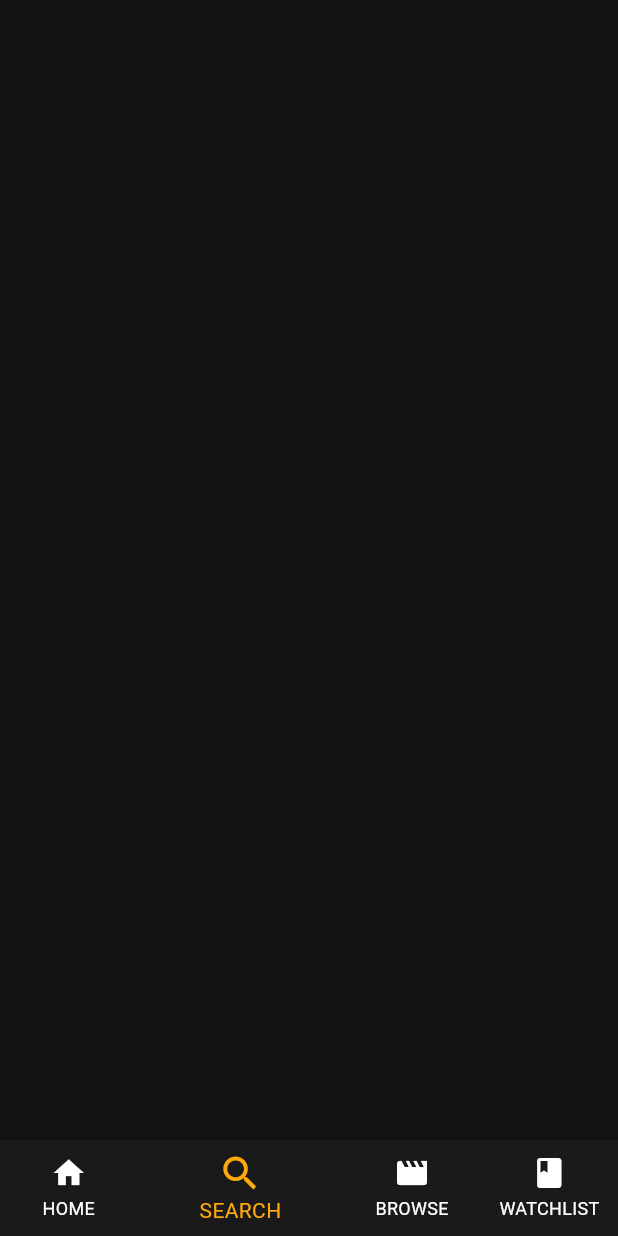
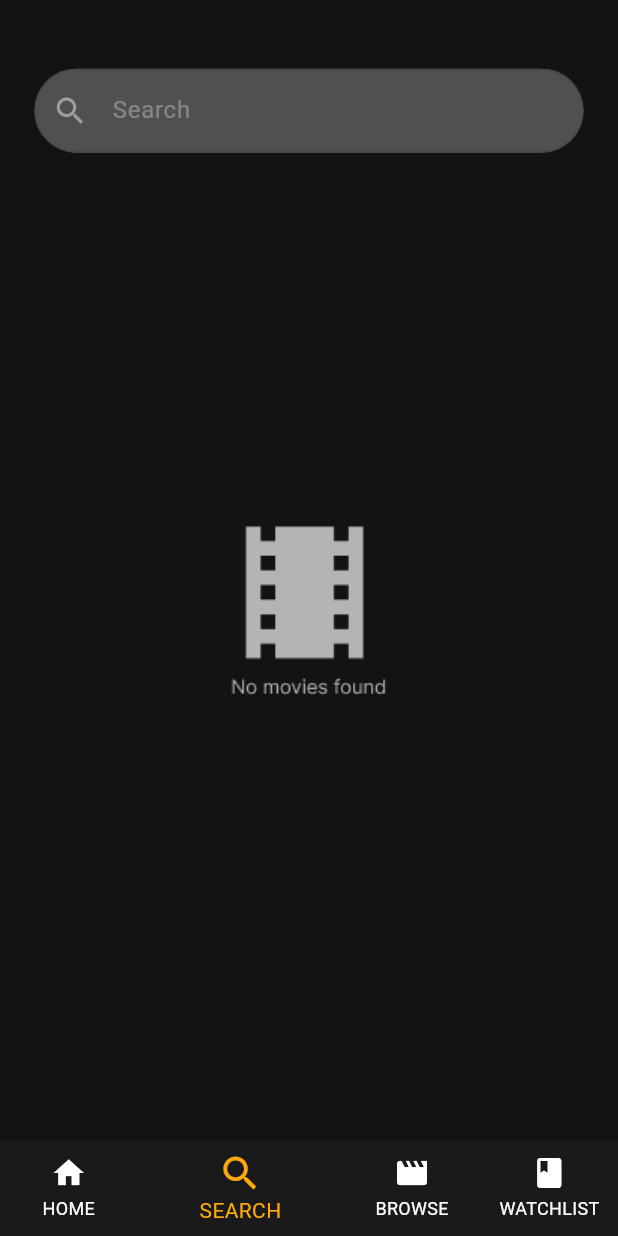
Before and after one commit to ahmeedmoheey/movie_app, a Flutter app: the screen it shows after launch, item 2 of the bottom bar chosen, on a phone screen of 412 x 824 dp. Run offline on Flutter 3.47's test engine with Material 3 defaults, Android fonts, the phone set to English and light mode, and no system bars; our stand-ins replace flutter_screenutil.

Commit message:
+Search screen ui

```diff
--- a/lib/core/assets_manager.dart
+++ b/lib/core/assets_manager.dart
@@ -1,3 +1,4 @@
 class AssetsManager {
-  static const String movieLogo= 'assets/images/movies.png';
+  static const String movieLogo = 'assets/images/movies.png';
+  static const String searchNoMoviesFound = 'assets/images/no_movies_found.png';
 }
--- a/lib/core/colors_manager.dart
+++ b/lib/core/colors_manager.dart
@@ -4,4 +4,5 @@ class ColorsManager{
   static const Color blackAcc = Color(0xFF121312);
   static const Color bottomNavBar = Color(0xFF1A1A1A);
   static const Color selectedItem = Color(0xFFFFA90A);
+  static const Color searchBar = Color(0xFF514F4F);
 }
--- a/lib/presentation/screens/home/tabs/search/SearchTab.dart
+++ b/lib/presentation/screens/home/tabs/search/SearchTab.dart
@@ -1,4 +1,7 @@
 import 'package:flutter/material.dart';
+import 'package:flutter_screenutil/flutter_screenutil.dart';
+import 'package:movie_app/core/assets_manager.dart';
+import 'package:movie_app/core/colors_manager.dart';
 
 class SearchTab extends StatelessWidget {
   const SearchTab({super.key});
@@ -6,7 +9,33 @@ class SearchTab extends StatelessWidget {
   @override
   Widget build(BuildContext context) {
     return Scaffold(
+      body: Padding(
+        padding: REdgeInsets.symmetric(vertical: 40, horizontal: 20),
+        child: Column(
+          children: [
+            TextField(
+              decoration: InputDecoration(
+                  hintText: 'Search',
+                  hintStyle: TextStyle(color: Colors.white30),
+                  prefixIcon: Icon(Icons.search, color: Colors.grey),
+                  filled: true,
+                  fillColor: ColorsManager.searchBar,
+                  border: OutlineInputBorder(
+                    borderRadius: BorderRadius.circular(30.0),
+                  ),
+                focusedBorder: OutlineInputBorder(
+                  borderRadius: BorderRadius.circular(30.0.r),
+                  borderSide: BorderSide(color: Colors.white70)
+                )
+              ),
+              style: TextStyle(color: Colors.white),
+            ),
 
+            Expanded(child: Image(image: AssetImage(AssetsManager.searchNoMoviesFound)))
+
+          ],
+        ),
+      ),
     );
   }
 }
```
Also changed, not shown: assets/images/no_movies_found.png (added).
